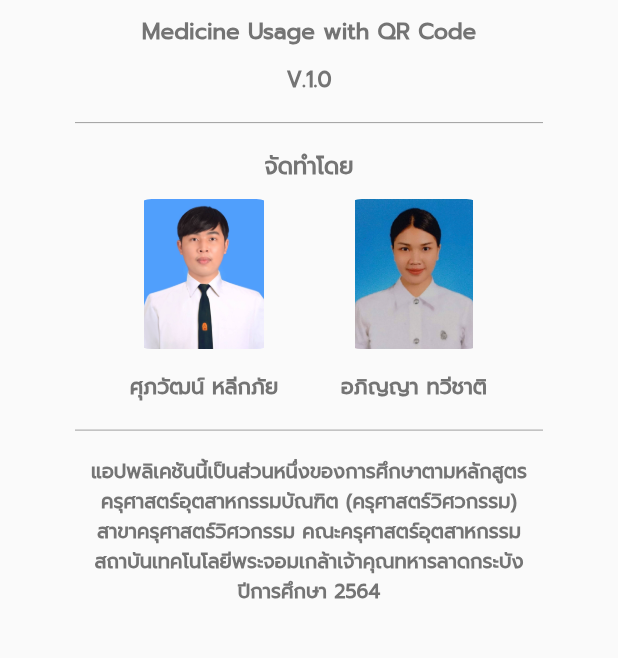
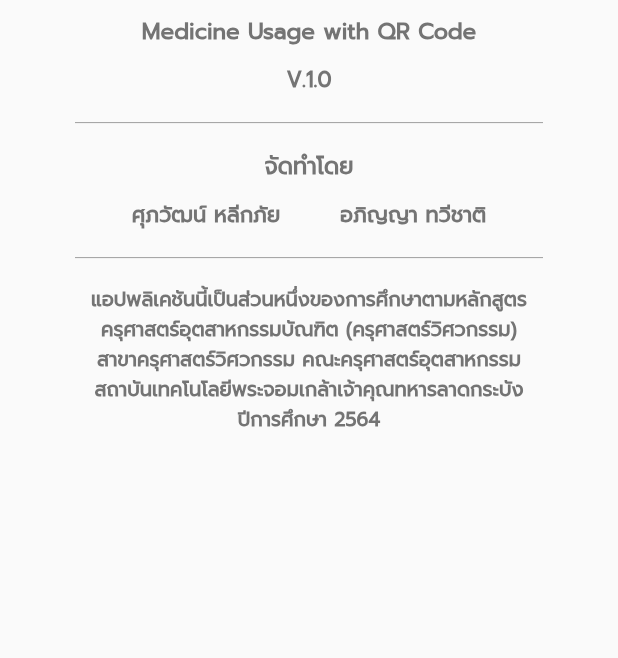
Before and after one commit to naemsupawatt/Project-Flutter, a Flutter app: the PageAbout screen opened directly, on a phone screen of 412 x 824 dp, the part 283-941 px from its top. Run offline on Flutter 3.47's test engine with Material 2 defaults, Android fonts, the phone set to English and light mode, and no system bars; our stand-ins replace cloud_firestore, firebase_auth, firebase_core, firebase_messaging, firebase_storage, flutter_local_notifications and 5 more; missing offline and left inert: barcode_scan2, scan; accounts and stored records are empty.

Commit message:
update_page_about

```diff
--- a/basicflutter/lib/page_about.dart
+++ b/basicflutter/lib/page_about.dart
@@ -96,16 +96,16 @@ class _PageAboutState extends State<PageAbout> {
                     children: <Widget>[
                       Column(
                         children: [
-                          ClipRRect(
-                              borderRadius: BorderRadius.circular(15),
-                              child: Image.asset(
-                                'assets/supawat.jpg',
-                                width: 100,
-                                height: 100,
-                              )),
-                          SizedBox(
-                            height: 15,
-                          ),
+                          // ClipRRect(
+                          //     borderRadius: BorderRadius.circular(15),
+                          //     child: Image.asset(
+                          //       'assets/supawat.jpg',
+                          //       width: 100,
+                          //       height: 100,
+                          //     )),
+                          // SizedBox(
+                          //   height: 15,
+                          // ),
                           Text(
                             "ศุภวัฒน์ หลีกภัย",
                             style: TextStyle(
@@ -122,16 +122,16 @@ class _PageAboutState extends State<PageAbout> {
                       ),
                       Column(
                         children: [
-                          ClipRRect(
-                              borderRadius: BorderRadius.circular(15),
-                              child: Image.asset(
-                                'assets/apinya.jpg',
-                                width: 100,
-                                height: 100,
-                              )),
-                          SizedBox(
-                            height: 15,
-                          ),
+                          // ClipRRect(
+                          //     borderRadius: BorderRadius.circular(15),
+                          //     child: Image.asset(
+                          //       'assets/apinya.jpg',
+                          //       width: 100,
+                          //       height: 100,
+                          //     )),
+                          // SizedBox(
+                          //   height: 15,
+                          // ),
                           Text(
                             "อภิญญา ทวีชาติ",
                             style: TextStyle(
```
